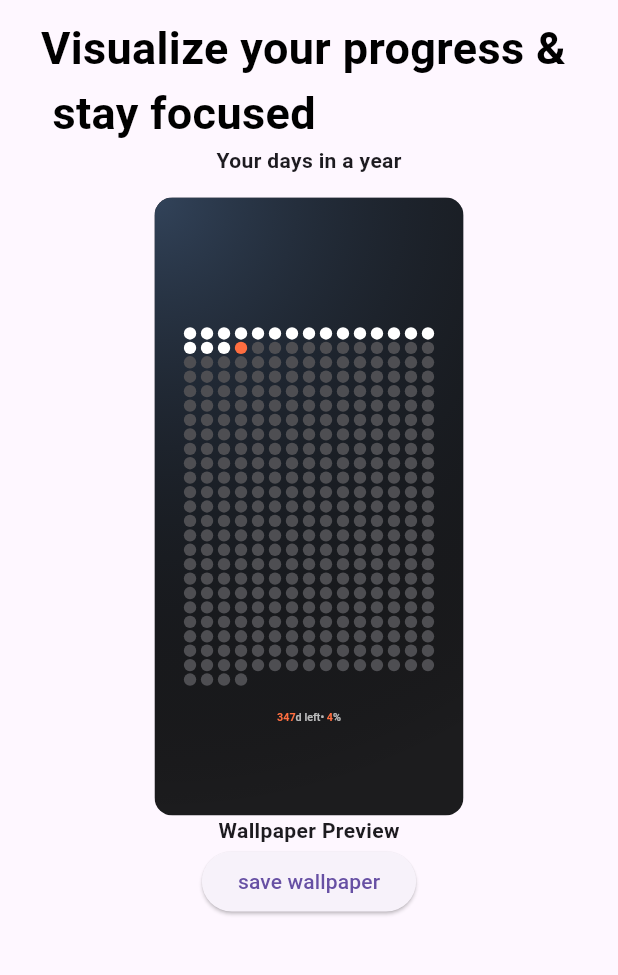
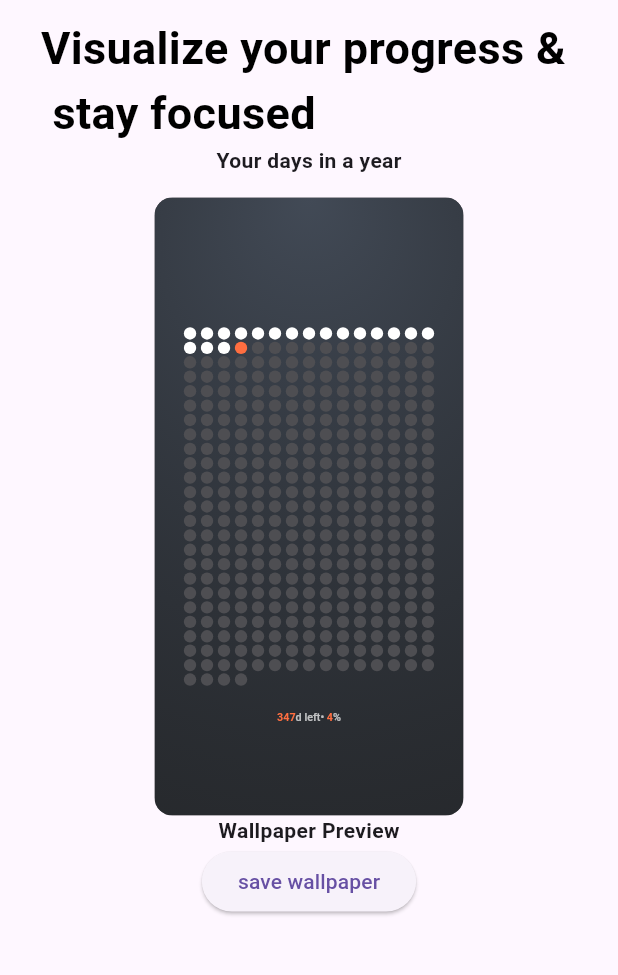
Before and after one commit to shamspahlowan/life_calender, a Flutter app: the screen it shows after launch, after a tap on "save wallpaper", on a phone screen of 412 x 824 dp, the part 68-1043 px from its top. Run offline on Flutter 3.47's test engine with Material 3 defaults, Android fonts, the phone set to English and light mode, and no system bars.

Commit message:
added a background layer for wallpapers

```diff
--- a/lib/app.dart
+++ b/lib/app.dart
@@ -1,5 +1,6 @@
 import 'package:flutter/material.dart';
 import 'package:life_calender/home.dart';
+import 'package:life_calender/temp.dart';
 
 class App extends StatefulWidget {
   const App({super.key});
--- /dev/null
+++ b/lib/custom_paints/background.dart
@@ -0,0 +1,33 @@
+import 'package:flutter/material.dart';
+
+class Background extends CustomPainter {
+  @override
+  void paint(Canvas canvas, Size size) {
+    // main solid background for base
+    final solidBackgroundRect = Offset.zero & size;
+
+    final solidBackgroundPaint = Paint()..color = const Color(0xFF292929);
+
+    canvas.drawRect(solidBackgroundRect, solidBackgroundPaint);
+
+    final gradientPaint = Paint()
+      ..shader =
+          RadialGradient(
+            colors: [const Color(0xFF424A56), Colors.transparent],
+            center: Alignment.bottomCenter,
+            radius: 6,
+            focal: Alignment.topCenter,
+            focalRadius: 0.001,
+            stops: [0.0, 0.6],
+          ).createShader(
+            solidBackgroundRect,
+          ); // this rect has zero size and offset can be use to paint any color
+
+    canvas.drawRect(solidBackgroundRect, gradientPaint);
+  }
+
+  @override
+  bool shouldRepaint(covariant CustomPainter oldDelegate) {
+    return false;
+  }
+}
--- a/lib/home.dart
+++ b/lib/home.dart
@@ -1,4 +1,5 @@
 import 'package:flutter/material.dart';
+import 'package:life_calender/custom_paints/background.dart';
 import 'package:life_calender/data/calender_grid_layout.dart';
 import 'package:life_calender/save_wallpaper.dart';
 import 'package:life_calender/services/accent_color.dart';
@@ -69,6 +70,20 @@ class _HomeState extends State<Home> {
                 borderRadius: BorderRadiusGeometry.circular(12),
                 child: AspectRatio(
                   aspectRatio: aspectRatio,
+                  // child: CustomPaint(
+                  //   painter: WallpaperCanvas(
+                  //     accentColor: accentColor,
+                  //     layout: CalendarGridLayout.fromSize(
+                  //       MediaQuery.of(context).size,
+                  //     ),
+                  //   ),
+                  // ),
+                  child: Stack(
+                    children: [
+                      Positioned.fill(
+                        child: CustomPaint(painter: Background()),
+                      ),
+                      Positioned.fill(
                         child: CustomPaint(
                           painter: WallpaperCanvas(
                             accentColor: accentColor,
@@ -76,6 +91,9 @@ class _HomeState extends State<Home> {
                               MediaQuery.of(context).size,
                             ),
                           ),
+                        ),
+                      ),
+                    ],
                   ),
                 ),
               ),
--- a/lib/save_wallpaper.dart
+++ b/lib/save_wallpaper.dart
@@ -1,6 +1,7 @@
 import 'dart:io';
 import 'dart:ui' as ui;
 import 'dart:typed_data';
+import 'package:life_calender/custom_paints/background.dart';
 import 'package:life_calender/data/calender_grid_layout.dart';
 import 'package:life_calender/wallpaper_canvas.dart';
 import 'package:path_provider/path_provider.dart';
@@ -12,6 +13,7 @@ Future<Uint8List> renderWallpaper(
 ) async {
   final recorder = ui.PictureRecorder();
   final canvas = ui.Canvas(recorder);
+  Background().paint(canvas, size);
   WallpaperCanvas(accentColor: accentColor, layout: layout).paint(canvas, size);
   final picture = recorder.endRecording();
   final image = await picture.toImage(size.width.toInt(), size.height.toInt());
--- a/lib/wallpaper_canvas.dart
+++ b/lib/wallpaper_canvas.dart
@@ -16,21 +16,21 @@ class WallpaperCanvas extends CustomPainter {
   void paint(Canvas canvas, Size size) {
     // Background
     //const Color(0xFF1C1C1E)
-    final rect = Offset.zero & size;
-    canvas.drawRect(
-      Offset.zero & size,
-      Paint()..color = const Color(0xFF1C1C1E),
-    );
-    canvas.drawRect(
-      Offset.zero & size,
-      Paint()
-        ..shader = const RadialGradient(
-          center: Alignment.topLeft,
-          radius: 2,
-          colors: [Color.fromARGB(255, 50, 67, 90), Color(0x00000000)],
-          stops: [0.0, 1.0],
-        ).createShader(rect),
-    );
+    // final rect = Offset.zero & size;
+    // canvas.drawRect(
+    //   Offset.zero & size,
+    //   Paint()..color = const Color(0xFF1C1C1E),
+    // );
+    // canvas.drawRect(
+    //   Offset.zero & size,
+    //   Paint()
+    //     ..shader = const RadialGradient(
+    //       center: Alignment.topLeft,
+    //       radius: 2,
+    //       colors: [Color.fromARGB(255, 50, 67, 90), Color(0x00000000)],
+    //       stops: [0.0, 1.0],
+    //     ).createShader(rect),
+    // );
 
     // Geometry
     final verticalPadding = size.height * layout.verticalPaddingRatio;
@@ -72,7 +72,7 @@ class WallpaperCanvas extends CustomPainter {
       canvas.drawRRect(
         RRect.fromRectAndRadius(
           Rect.fromCircle(center: Offset(x, y), radius: radius),
-          Radius.circular(9),
+          Radius.circular(30),
         ),
         paint,
       );
```
Also changed, not shown: lib/temp.dart (added, +47 -0 lines). Lines whose indentation alone changed are shown as unchanged.
